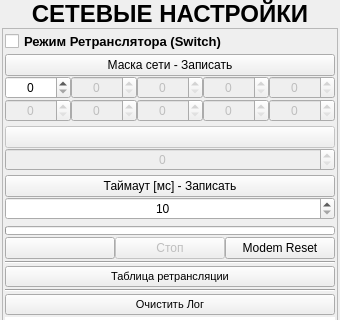
DavidSiegman/PLC_RF_Configurator, file ANDROID_FORMS/net_settings_form.ui: the form before one commit; both pictures show x 0 to 340 and y 0 to 320 of the 340 by 560 pixel window.
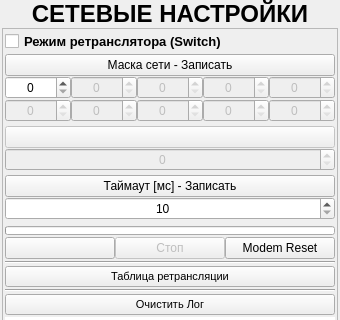
The form after the commit. Icons and pictures are not drawn.

Diff of the .ui file:
```diff
--- a/ANDROID_FORMS/net_settings_form.ui
+++ b/ANDROID_FORMS/net_settings_form.ui
@@ -157,7 +157,7 @@
                 <enum>Qt::LeftToRight</enum>
                </property>
                <property name="text">
-                <string>Режим Ретранслятора (Switch)</string>
+                <string>Режим ретранслятора (Switch)</string>
                </property>
               </widget>
              </item>
```
Left out of the diff: 69 changed lines with no effect on the pictures.
